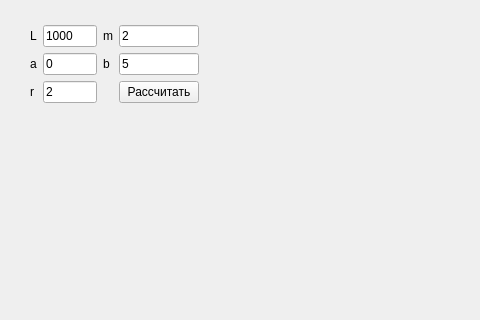
Old version of the form gui/ui.ui in the repository lorancew-l/queueing; both pictures show x 0 to 480 and y 0 to 320 of the 935 by 669 pixel window.
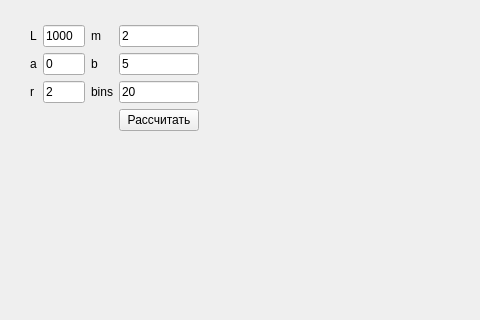
New version of the form.

Commit message: добавил параметр bins

What changed in the file:
```diff
--- a/gui/ui.ui
+++ b/gui/ui.ui
@@ -90,13 +90,6 @@
         </property>
        </widget>
       </item>
-      <item row="5" column="3">
-       <widget class="QPushButton" name="pushButton">
-        <property name="text">
-         <string>Рассчитать</string>
-        </property>
-       </widget>
-      </item>
       <item row="4" column="3">
        <widget class="QLineEdit" name="b">
         <property name="text">
@@ -125,6 +118,27 @@
         </property>
        </widget>
       </item>
+      <item row="6" column="3">
+       <widget class="QPushButton" name="pushButton">
+        <property name="text">
+         <string>Рассчитать</string>
+        </property>
+       </widget>
+      </item>
+      <item row="5" column="3">
+       <widget class="QLineEdit" name="bins">
+        <property name="text">
+         <string>20</string>
+        </property>
+       </widget>
+      </item>
+      <item row="5" column="2">
+       <widget class="QLabel" name="label_6">
+        <property name="text">
+         <string>bins</string>
+        </property>
+       </widget>
+      </item>
      </layout>
     </item>
     <item>
```
The commit also changes 2 other files.
